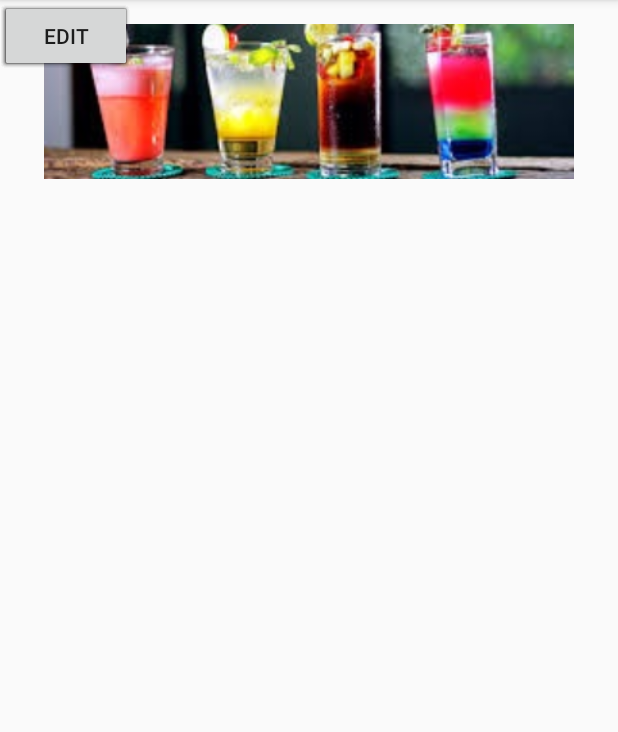
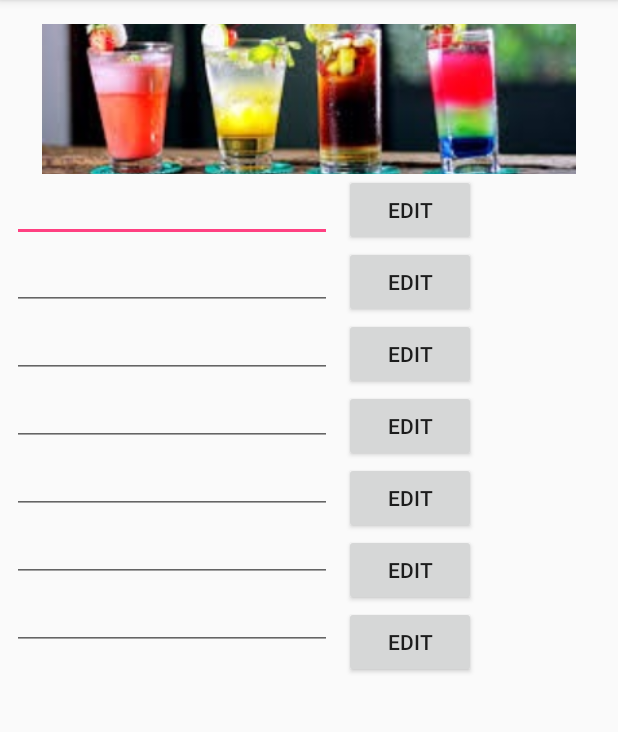
Before and after one commit to jokoon/epsi2017, an Android app: the screen it shows after launch (MainActivity), on a phone screen of 412 x 824 dp, the part 84-816 px from its top. Run offline under Robolectric (Android 15) with nearby library versions, the phone set to English and light mode, and no system bars.

Commit message:
mapped button to edittexts

```diff
--- a/Cocktail/app/build.gradle
+++ b/Cocktail/app/build.gradle
@@ -22,6 +22,7 @@ dependencies {
     implementation fileTree(dir: 'libs', include: ['*.jar'])
     implementation 'com.android.support:appcompat-v7:26.1.0'
     implementation 'com.android.support.constraint:constraint-layout:1.0.2'
+    implementation 'com.google.android.gms:play-services-maps:11.8.0'
     testImplementation 'junit:junit:4.12'
     androidTestImplementation 'com.android.support.test:runner:1.0.1'
     androidTestImplementation 'com.android.support.test.espresso:espresso-core:3.0.1'
--- a/Cocktail/app/src/main/java/jkp/com/cocktail/MainActivity.java
+++ b/Cocktail/app/src/main/java/jkp/com/cocktail/MainActivity.java
@@ -1,9 +1,11 @@
 package jkp.com.cocktail;
 
+import android.content.Intent;
 import android.support.v7.app.AppCompatActivity;
 import android.os.Bundle;
-import android.widget.ArrayAdapter;
+import android.view.View;
 import android.widget.ListView;
+import android.widget.Toast;
 
 
 public class MainActivity extends AppCompatActivity {
@@ -27,20 +29,28 @@ public class MainActivity extends AppCompatActivity {
         super.onCreate(savedInstanceState);
         setContentView(R.layout.activity_main);
 
-        listRecipies = (ListView) findViewById(R.id.lstVRecipe);
-
-        //android.R.layout.simple_list_item_1 est une vue disponible de base dans le SDK android,
-        //Contenant une TextView avec comme identifiant "@android:id/text1"
-
-        final ArrayAdapter<String> adapter = new ArrayAdapter<String>(MainActivity.this,
-                android.R.layout.simple_list_item_1, Recipies);
-        listRecipies.setAdapter(adapter);
+//        listRecipies = (ListView) findViewById(R.id.lstVRecipe);
+//
+//        //android.R.layout.simple_list_item_1 est une vue disponible de base dans le SDK android,
+//        //Contenant une TextView avec comme identifiant "@android:id/text1"
+//
+//        final ArrayAdapter<String> adapter = new ArrayAdapter<String>(MainActivity.this,
+//                android.R.layout.simple_list_item_1, Recipies);
+//        listRecipies.setAdapter(adapter);
     }
 
     public void addRecipe (){
         // TODO : Gérer l'ajout d'un élément dans la liste du tableau
     }
 
+    public void button_touched(View button){
+//        Toast.makeText(this, String.valueOf(button.getId())+"3221222", Toast.LENGTH_SHORT);
+        Intent activintent = new Intent(this, activity_recette.class);
+//        activintent.putExtra("somekey", 12);
+        startActivity(activintent);
+    }
+
+
 }
 
 
--- a/Cocktail/app/src/main/res/layout/activity_main.xml
+++ b/Cocktail/app/src/main/res/layout/activity_main.xml
@@ -7,72 +7,79 @@
     tools:context="jkp.com.cocktail.MainActivity">
 
     <EditText
-        android:id="@+id/editText9"
+        android:id="@+id/editText"
         android:layout_width="wrap_content"
         android:layout_height="wrap_content"
+        android:layout_marginStart="8dp"
         android:ems="10"
         android:inputType="textPersonName"
-        tools:layout_editor_absoluteX="16dp"
-        tools:layout_editor_absoluteY="119dp" />
+        app:layout_constraintStart_toStartOf="parent"
+        app:layout_constraintTop_toBottomOf="@+id/imageView3" />
 
     <EditText
-        android:id="@+id/editText10"
+        android:id="@+id/editText2"
         android:layout_width="wrap_content"
         android:layout_height="wrap_content"
+        android:layout_marginStart="8dp"
         android:ems="10"
         android:inputType="textPersonName"
-        tools:layout_editor_absoluteX="16dp"
-        tools:layout_editor_absoluteY="165dp" />
+        app:layout_constraintStart_toStartOf="parent"
+        app:layout_constraintTop_toBottomOf="@+id/editText" />
 
     <EditText
-        android:id="@+id/editText11"
+        android:id="@+id/editText3"
         android:layout_width="wrap_content"
         android:layout_height="wrap_content"
+        android:layout_marginStart="8dp"
         android:ems="10"
         android:inputType="textPersonName"
-        tools:layout_editor_absoluteX="16dp"
-        tools:layout_editor_absoluteY="211dp" />
+        app:layout_constraintStart_toStartOf="parent"
+        app:layout_constraintTop_toBottomOf="@+id/editText2" />
 
     <EditText
-        android:id="@+id/editText12"
+        android:id="@+id/editText4"
         android:layout_width="wrap_content"
         android:layout_height="wrap_content"
+        android:layout_marginStart="8dp"
         android:ems="10"
         android:inputType="textPersonName"
-        tools:layout_editor_absoluteX="16dp"
-        tools:layout_editor_absoluteY="257dp" />
+        app:layout_constraintStart_toStartOf="parent"
+        app:layout_constraintTop_toBottomOf="@+id/editText3" />
 
     <EditText
-        android:id="@+id/editText13"
+        android:id="@+id/editText5"
         android:layout_width="wrap_content"
         android:layout_height="wrap_content"
+        android:layout_marginStart="8dp"
         android:ems="10"
         android:inputType="textPersonName"
-        tools:layout_editor_absoluteX="16dp"
-        tools:layout_editor_absoluteY="303dp" />
+        app:layout_constraintStart_toStartOf="parent"
+        app:layout_constraintTop_toBottomOf="@+id/editText4" />
 
     <EditText
-        android:id="@+id/editText14"
+        android:id="@+id/editText6"
         android:layout_width="wrap_content"
         android:layout_height="wrap_content"
+        android:layout_marginStart="8dp"
         android:ems="10"
         android:inputType="textPersonName"
-        tools:layout_editor_absoluteX="16dp"
-        tools:layout_editor_absoluteY="349dp" />
+        app:layout_constraintStart_toStartOf="parent"
+        app:layout_constraintTop_toBottomOf="@+id/editText5" />
 
     <EditText
-        android:id="@+id/editText15"
+        android:id="@+id/editText7"
         android:layout_width="wrap_content"
         android:layout_height="wrap_content"
+        android:layout_marginStart="8dp"
         android:ems="10"
         android:inputType="textPersonName"
-        tools:layout_editor_absoluteX="16dp"
-        tools:layout_editor_absoluteY="395dp" />
+        app:layout_constraintStart_toStartOf="parent"
+        app:layout_constraintTop_toBottomOf="@+id/editText6" />
 
     <ImageView
         android:id="@+id/imageView3"
-        android:layout_width="353dp"
-        android:layout_height="103dp"
+        android:layout_width="356dp"
+        android:layout_height="100dp"
         android:layout_marginEnd="8dp"
         android:layout_marginStart="8dp"
         android:layout_marginTop="16dp"
@@ -86,56 +93,70 @@
         android:id="@+id/button"
         android:layout_width="wrap_content"
         android:layout_height="wrap_content"
+        android:layout_marginStart="8dp"
+        android:onClick="button_touched"
         android:text="edit"
-        tools:layout_editor_absoluteX="231dp"
-        tools:layout_editor_absoluteY="119dp" />
+        app:layout_constraintStart_toEndOf="@+id/editText"
+        app:layout_constraintTop_toBottomOf="@+id/imageView3" />
 
     <Button
         android:id="@+id/button2"
         android:layout_width="wrap_content"
         android:layout_height="wrap_content"
+        android:layout_marginStart="8dp"
+        android:onClick="button_touched"
         android:text="edit"
-        tools:layout_editor_absoluteX="231dp"
-        tools:layout_editor_absoluteY="165dp" />
+        app:layout_constraintStart_toEndOf="@+id/editText2"
+        app:layout_constraintTop_toBottomOf="@+id/button" />
 
     <Button
         android:id="@+id/button3"
         android:layout_width="wrap_content"
         android:layout_height="wrap_content"
+        android:layout_marginStart="8dp"
+        android:onClick="button_touched"
         android:text="edit"
-        tools:layout_editor_absoluteX="231dp"
-        tools:layout_editor_absoluteY="211dp" />
+        app:layout_constraintStart_toEndOf="@+id/editText3"
+        app:layout_constraintTop_toBottomOf="@+id/button2" />
 
     <Button
         android:id="@+id/button4"
         android:layout_width="wrap_content"
         android:layout_height="wrap_content"
+        android:layout_marginStart="8dp"
+        android:onClick="button_touched"
         android:text="edit"
-        tools:layout_editor_absoluteX="231dp"
-        tools:layout_editor_absoluteY="257dp" />
+        app:layout_constraintStart_toEndOf="@+id/editText4"
+        app:layout_constraintTop_toBottomOf="@+id/button3" />
 
     <Button
         android:id="@+id/button5"
         android:layout_width="wrap_content"
         android:layout_height="wrap_content"
+        android:layout_marginStart="8dp"
+        android:onClick="button_touched"
         android:text="edit"
-        tools:layout_editor_absoluteX="231dp"
-        tools:layout_editor_absoluteY="301dp" />
+        app:layout_constraintStart_toEndOf="@+id/editText5"
+        app:layout_constraintTop_toBottomOf="@+id/button4" />
 
     <Button
         android:id="@+id/button6"
         android:layout_width="wrap_content"
         android:layout_height="wrap_content"
+        android:layout_marginStart="8dp"
+        android:onClick="button_touched"
         android:text="edit"
-        tools:layout_editor_absoluteX="231dp"
-        tools:layout_editor_absoluteY="347dp" />
+        app:layout_constraintStart_toEndOf="@+id/editText6"
+        app:layout_constraintTop_toBottomOf="@+id/button5" />
 
     <Button
         android:id="@+id/button7"
         android:layout_width="wrap_content"
         android:layout_height="wrap_content"
+        android:layout_marginStart="8dp"
+        android:onClick="button_touched"
         android:text="edit"
-        tools:layout_editor_absoluteX="231dp"
-        tools:layout_editor_absoluteY="393dp" />
+        app:layout_constraintStart_toEndOf="@+id/editText7"
+        app:layout_constraintTop_toBottomOf="@+id/button6" />
 
 </android.support.constraint.ConstraintLayout>
--- a/Cocktail/app/src/main/res/values/strings.xml
+++ b/Cocktail/app/src/main/res/values/strings.xml
@@ -1,3 +1,4 @@
 <resources>
     <string name="app_name">Cocktail</string>
+    <string name="title_activity_maps">Map</string>
 </resources>
```
Also changed, not shown: Cocktail/app/src/main/AndroidManifest.xml (+23 -0 lines), Cocktail/app/src/main/res/layout/activity_recette.xml (+58 -54 lines).
